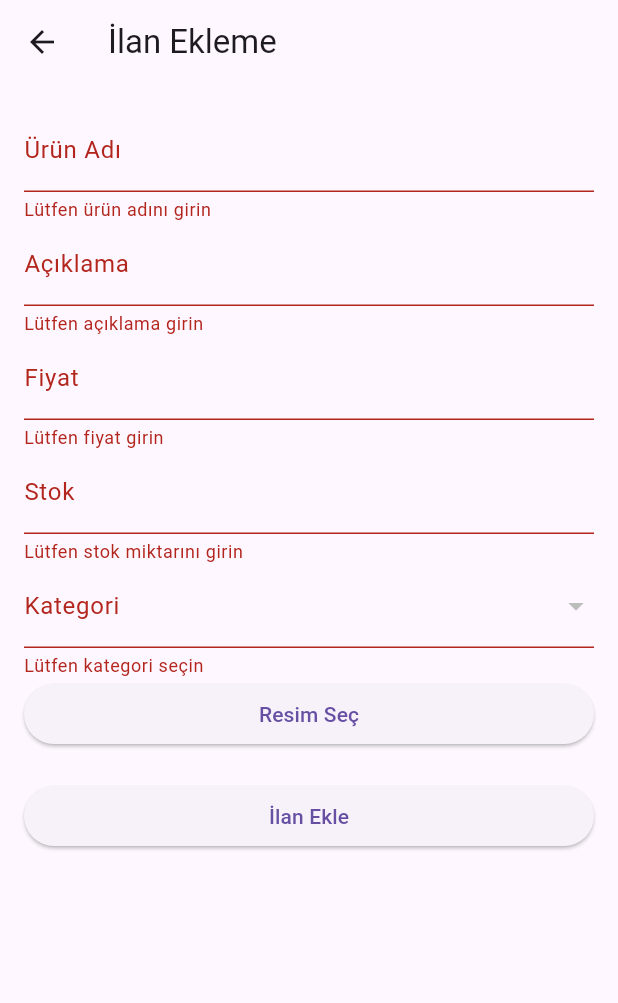
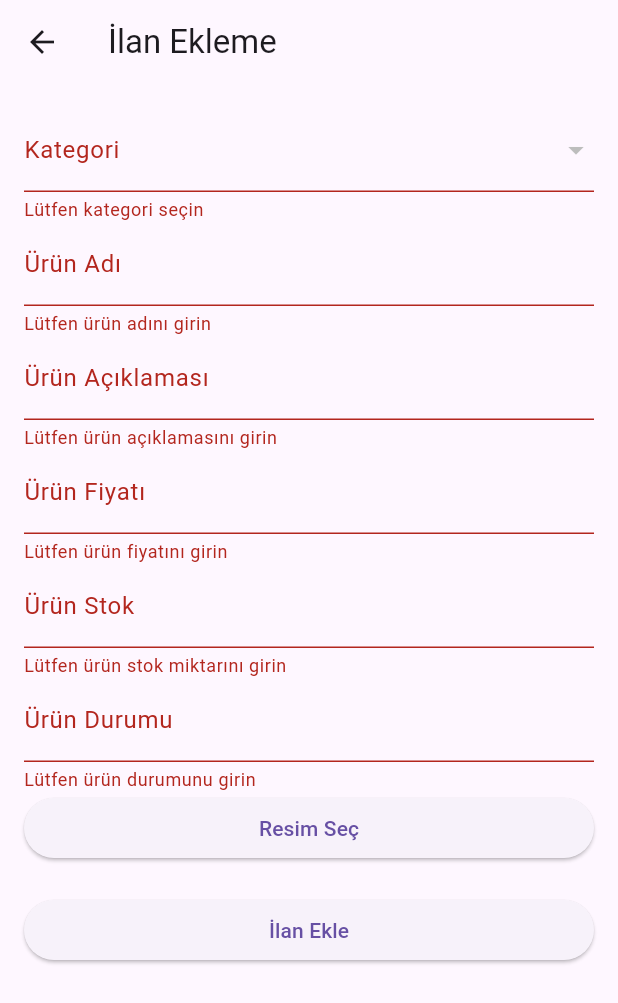
Before and after one commit to ayseburhan/Sahibinden, a Flutter app: the IlanEklemePage screen opened directly, after a tap on "İlan Ekle", on a phone screen of 412 x 824 dp. Shown: the top 1003 px of the screen. Run offline on Flutter 3.47's test engine with Material 3 defaults, Android fonts, the phone set to English and light mode, and no system bars; our stand-ins replace email_validator, flutter_secure_storage, image_picker; accounts and stored records are empty; network calls fail.

Commit message:
ilanlar veritabanına ekleniyor

```diff
--- a/lib/ilan_ekle.dart
+++ b/lib/ilan_ekle.dart
@@ -32,22 +32,21 @@ class Category {
   }
 }
 
-
 class IlanEklemePage extends StatefulWidget {
   @override
   _IlanEklemePageState createState() => _IlanEklemePageState();
-  final UserAuthService authService = UserAuthService(baseUrl: Urls.BASE_URL);
 }
 
 class _IlanEklemePageState extends State<IlanEklemePage> {
   final _formKey = GlobalKey<FormState>();
-  String _isim = '';
-  String _aciklama = '';
-  String _fiyat = '';
-  String _stok = '';
-  File? _resim;
   List<Category> _categories = [];
   Category? _selectedCategory;
+  String _urunAdi = '';
+  String _urunAciklama = '';
+  double _urunFiyat = 0;
+  int _urunStok = 0;
+  String _urunDurum = '';
+  File? _imageFile;
 
   @override
   void initState() {
@@ -56,40 +55,57 @@ class _IlanEklemePageState extends State<IlanEklemePage> {
   }
 
   Future<void> _fetchCategories() async {
-    final response = await http.get(Uri.parse('${Urls.BASE_URL}/GetAllKategoris'));
-    print(response);
+    final response =
+        await http.get(Uri.parse('${Urls.BASE_URL}/GetAllKategoris'));
     if (response.statusCode == 200) {
-      List<Category> categories = (json.decode(response.body) as List)
-          .map((data) => Category.fromJson(data))
-          .toList();
+      final List<dynamic> data = jsonDecode(response.body);
       setState(() {
-        _categories = categories;
+        _categories = data.map((item) => Category.fromJson(item)).toList();
       });
     } else {
-      throw Exception('Kategori verileri alınamadı');
+      // Handle error
     }
+  }
+
+  Future<String?> _convertImageToBase64(File? imageFile) async {
+    if (imageFile == null) return null;
+    final bytes = await imageFile.readAsBytes();
+    return base64Encode(bytes);
   }
 
   Future<void> _submitForm() async {
     if (_formKey.currentState!.validate()) {
       _formKey.currentState!.save();
       final response = await http.post(
-        Uri.parse('${Urls.BASE_URL}/GetAllKategoris'),
+        Uri.parse('${Urls.BASE_URL}/AddUrun'),
         headers: <String, String>{
           'Content-Type': 'application/json; charset=UTF-8',
         },
         body: jsonEncode(<String, dynamic>{
-          'kategoriId': _selectedCategory?.id,
-          'urunAdi': _isim,
-          'urunAciklama': _aciklama,
-          'urunFiyat': _fiyat,
-          'urunStok': _stok,
+          'id': 0, // Varsayılan değer olarak 0 atanmış
+          'kategoriId': _selectedCategory?.id ??
+              0, // Eğer kategori seçili değilse 0 atanır
+          'urunAdi': _urunAdi ??
+              'string', // Eğer ürün adı belirtilmemişse 'string' atanır
+          'urunAciklama': _urunAciklama ??
+              'string', // Eğer ürün açıklaması belirtilmemişse 'string' atanır
+          'urunFiyat': (_urunFiyat ?? 0)
+              .toInt(), // double değeri int'e dönüştürülüp atanır
+          'urunStok':
+              _urunStok ?? 0, // Eğer ürün stoğu belirtilmemişse 0 atanır
+          'eklenmeTarihi':
+              DateTime.now().toIso8601String(), // Şu anki tarih ve saat atanır
+          'urunDurum': _urunDurum ??
+              'string', // Eğer ürün durumu belirtilmemişse 'string' atanır
+          'urunGorsel': await _convertImageToBase64(_imageFile) ??
+              'string', // Eğer görsel yoksa 'string' atanır
         }),
       );
 
-      if (response.statusCode == 201) {
+      if (response.statusCode == 200) {
+        final responseBody = jsonDecode(response.body);
         ScaffoldMessenger.of(context).showSnackBar(
-          const SnackBar(content: Text('İlan başarıyla eklendi')),
+          SnackBar(content: Text(responseBody['message'])),
         );
       } else {
         ScaffoldMessenger.of(context).showSnackBar(
@@ -99,77 +115,16 @@ class _IlanEklemePageState extends State<IlanEklemePage> {
     }
   }
 
-  Future<void> _pickImage() async {
-    final pickedFile =
-        await ImagePicker().pickImage(source: ImageSource.gallery);
-
-    setState(() {
-      if (pickedFile != null) {
-        _resim = File(pickedFile.path);
-      }
-    });
-  }
-
   @override
   Widget build(BuildContext context) {
     return Scaffold(
-      appBar: AppBar(
-        title: const Text('İlan Ekleme'),
-      ),
+      appBar: AppBar(title: Text('İlan Ekleme')),
       body: Padding(
         padding: const EdgeInsets.all(16.0),
         child: Form(
           key: _formKey,
           child: ListView(
             children: [
-              TextFormField(
-                decoration: InputDecoration(labelText: 'Ürün Adı'),
-                validator: (value) {
-                  if (value == null || value.isEmpty) {
-                    return 'Lütfen ürün adını girin';
-                  }
-                  return null;
-                },
-                onSaved: (value) {
-                  _isim = value!;
-                },
-              ),
-              TextFormField(
-                decoration: InputDecoration(labelText: 'Açıklama'),
-                validator: (value) {
-                  if (value == null || value.isEmpty) {
-                    return 'Lütfen açıklama girin';
-                  }
-                  return null;
-                },
-                onSaved: (value) {
-                  _aciklama = value!;
-                },
-              ),
-              TextFormField(
-                decoration: InputDecoration(labelText: 'Fiyat'),
-                validator: (value) {
-                  if (value == null || value.isEmpty) {
-                    return 'Lütfen fiyat girin';
-                  }
-                  return null;
-                },
-                onSaved: (value) {
-                  _fiyat = value!;
-                },
-              ),
-              TextFormField(
-                decoration: InputDecoration(labelText: 'Stok'),
-                validator: (value) {
-                  if (value == null || value.isEmpty) {
-                    return 'Lütfen stok miktarını girin';
-                  }
-                  return null;
-                },
-                onSaved: (value) {
-                  _stok = value!;
-                },
-              ),
               DropdownButtonFormField<Category>(
                 decoration: InputDecoration(labelText: 'Kategori'),
                 value: _selectedCategory,
@@ -191,11 +146,83 @@ class _IlanEklemePageState extends State<IlanEklemePage> {
                   return null;
                 },
               ),
+              TextFormField(
+                decoration: InputDecoration(labelText: 'Ürün Adı'),
+                validator: (value) {
+                  if (value == null || value.isEmpty) {
+                    return 'Lütfen ürün adını girin';
+                  }
+                  return null;
+                },
+                onSaved: (value) {
+                  _urunAdi = value!;
+                },
+              ),
+              TextFormField(
+                decoration: InputDecoration(labelText: 'Ürün Açıklaması'),
+                validator: (value) {
+                  if (value == null || value.isEmpty) {
+                    return 'Lütfen ürün açıklamasını girin';
+                  }
+                  return null;
+                },
+                onSaved: (value) {
+                  _urunAciklama = value!;
+                },
+              ),
+              TextFormField(
+                decoration: InputDecoration(labelText: 'Ürün Fiyatı'),
+                keyboardType: TextInputType.number,
+                validator: (value) {
+                  if (value == null || value.isEmpty) {
+                    return 'Lütfen ürün fiyatını girin';
+                  }
+                  return null;
+                },
+                onSaved: (value) {
+                  _urunFiyat = double.parse(value!);
+                },
+              ),
+              TextFormField(
+                decoration: InputDecoration(labelText: 'Ürün Stok'),
+                keyboardType: TextInputType.number,
+                validator: (value) {
+                  if (value == null || value.isEmpty) {
+                    return 'Lütfen ürün stok miktarını girin';
+                  }
+                  return null;
+                },
+                onSaved: (value) {
+                  _urunStok = int.parse(value!);
+                },
+              ),
+              TextFormField(
+                decoration: InputDecoration(labelText: 'Ürün Durumu'),
+                validator: (value) {
+                  if (value == null || value.isEmpty) {
+                    return 'Lütfen ürün durumunu girin';
+                  }
+                  return null;
+                },
+                onSaved: (value) {
+                  _urunDurum = value!;
+                },
+              ),
               ElevatedButton(
-                onPressed: _pickImage,
-                child: Text('Resim Seç'),
+                onPressed: () async {
+                  final pickedImage = await ImagePicker()
+                      .pickImage(source: ImageSource.gallery);
+                  if (pickedImage != null) {
+                    setState(() {
+                      _imageFile = File(pickedImage.path);
+                    });
+                  }
+                },
+                child: const Text('Resim Seç'),
               ),
-              if (_resim != null) Image.file(_resim!),
+              if (_imageFile != null) ...[
+                Image.file(_imageFile!),
+              ],
               SizedBox(height: 20),
               ElevatedButton(
                 onPressed: _submitForm,
--- a/lib/product.dart
+++ b/lib/product.dart
@@ -5,7 +5,7 @@ class Product {
   final String urunAciklama;
   final double urunFiyat;
   final int urunStok;
-  final String eklenmeTarihi;
+  final DateTime eklenmeTarihi;
   final String urunDurum;
   final String urunGorsel;
 
@@ -29,11 +29,9 @@ class Product {
       urunAciklama: json['urunAciklama'],
       urunFiyat: json['urunFiyat'],
       urunStok: json['urunStok'],
-      eklenmeTarihi: json['eklenmeTarihi'],
+      eklenmeTarihi: DateTime.parse(json['eklenmeTarihi']),
       urunDurum: json['urunDurum'],
       urunGorsel: json['urunGorsel'],
     );
   }
-
-
 }
```
